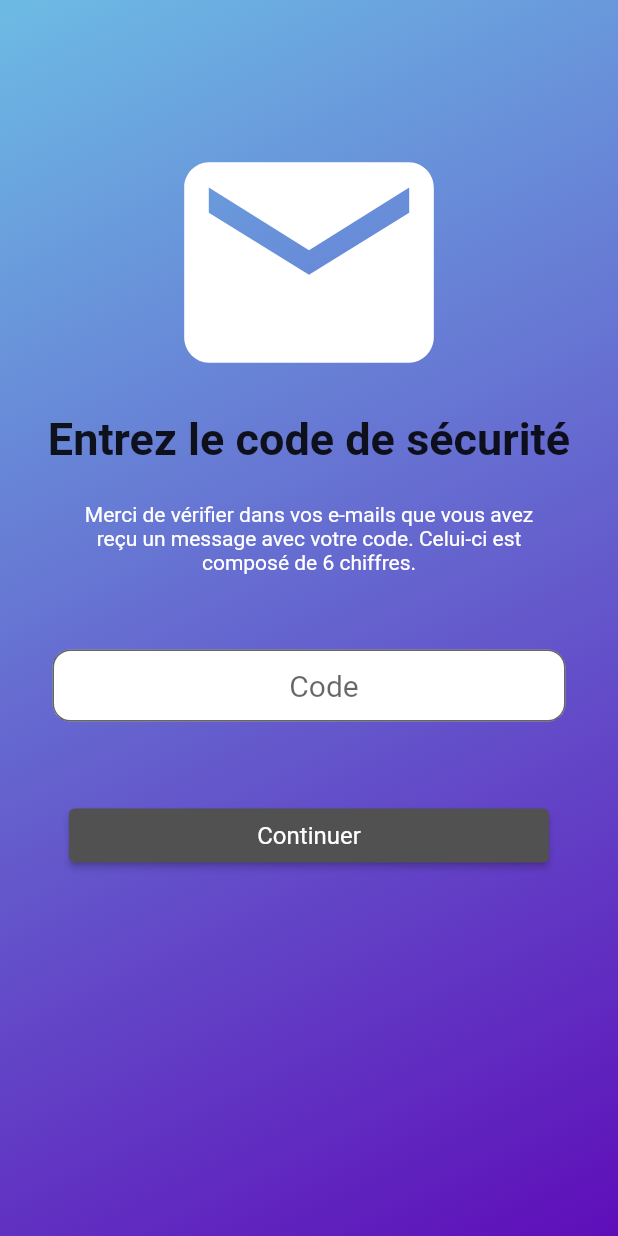
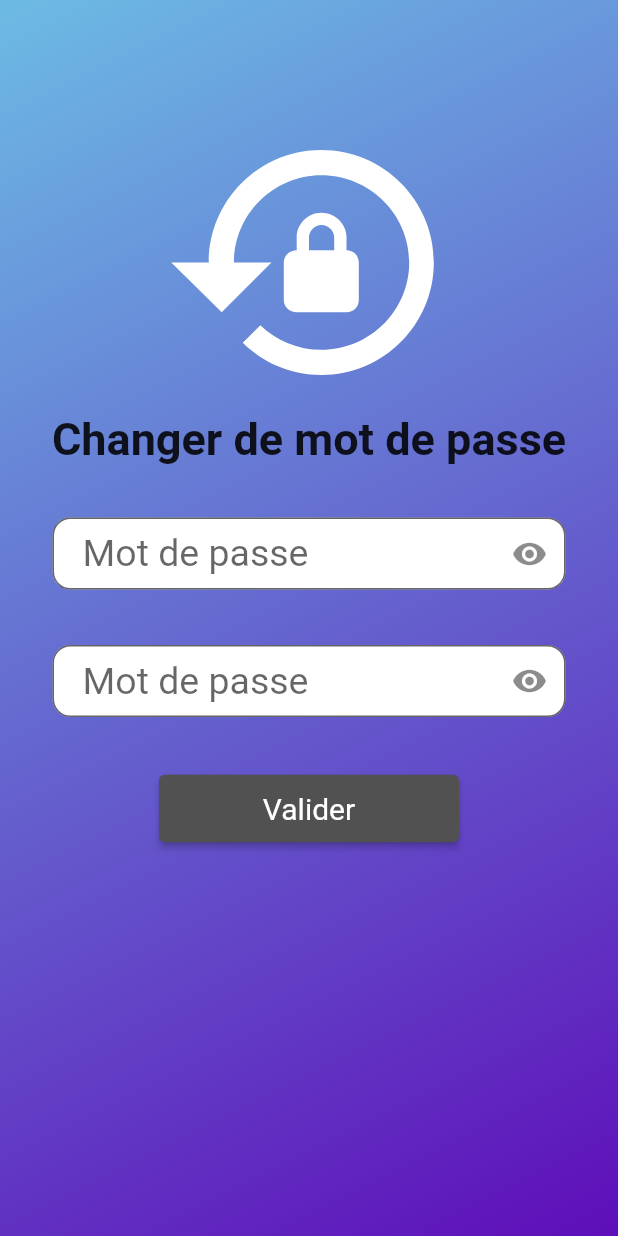
Before and after one commit to Happynounours/Instant, a Flutter app: the screen it shows after launch, on a phone screen of 412 x 824 dp. Run offline on Flutter 3.47's test engine with Material 2 defaults, Android fonts, the phone set to English and light mode, and no system bars; our stand-ins replace font_awesome_flutter.

Commit message:
changepassword front

```diff
--- a/lib/main.dart
+++ b/lib/main.dart
@@ -1,7 +1,5 @@
 import 'package:flutter/material.dart';
-import 'package:instant/connexion/Login.dart';
-import 'package:instant/motdepasseoublie/SendCode.dart';
-import 'package:instant/motdepasseoublie/SendEmail.dart';
+import 'package:instant/motdepasseoublie/changepassword.dart';
 
 import 'inscription/register.dart';
 
@@ -31,7 +29,7 @@ class MyApp extends StatelessWidget {
             )),
             // child: Login(),
             // child: register(),
-            child: SendCode(),
+            child: changepassword(),
           ),
       ),
     );
--- a/lib/motdepasseoublie/SendCode.dart
+++ b/lib/motdepasseoublie/SendCode.dart
@@ -3,12 +3,13 @@ import 'package:flutter/material.dart';
 class SendCode extends StatelessWidget {
   @override
   Widget build(BuildContext context) {
-    return Column(
+    return SingleChildScrollView(
+      child :Column(
       children: <Widget>[
         Padding(
           padding: const EdgeInsets.only(left: 100, right: 100, top: 75),
           child: Icon(
-            Icons.mail,
+            Icons.mark_email_read_outlined,
             color: Colors.white,
             size: 200.0,
           ),
@@ -18,30 +19,30 @@ class SendCode extends StatelessWidget {
           style: TextStyle(fontWeight: FontWeight.bold, fontSize: 30),
         ),
         Padding(
-          padding: const EdgeInsets.only(top: 25 ,left: 50, right: 50),
+          padding: const EdgeInsets.only(top: 25, left: 50, right: 50),
           child: Text(
             'Merci de vérifier dans vos e-mails que vous avez reçu un message avec votre code. Celui-ci est composé de 6 chiffres.',
             textAlign: TextAlign.center,
             style: TextStyle(
               color: Colors.white,
             ),
-
           ),
         ),
         Padding(
-          padding: EdgeInsets.symmetric(vertical: 50, horizontal: 35),
+          padding: EdgeInsets.symmetric(vertical: 25,),
           child: SizedBox(
+            width: 100,
             height: 50,
             child: TextField(
               textAlign: TextAlign.center,
               decoration: InputDecoration(
                 focusedBorder: OutlineInputBorder(
                   borderSide:
-                  BorderSide(width: 4, color: Colors.deepPurpleAccent),
+                      BorderSide(width: 4, color: Colors.deepPurpleAccent),
                 ),
                 filled: true,
                 fillColor: Colors.white,
-                contentPadding: EdgeInsets.only(left: 20),
+                contentPadding: EdgeInsets.only(top: 10),
                 border: OutlineInputBorder(
                   borderRadius: BorderRadius.circular(12),
                 ),
@@ -56,12 +57,13 @@ class SendCode extends StatelessWidget {
           child: Text('Continuer'),
           style: ElevatedButton.styleFrom(
               primary: Color.fromARGB(255, 81, 81, 81),
-              fixedSize: const Size(320, 35),
+              fixedSize: Size(200, 45),
               textStyle: TextStyle(
-                fontSize: 16,
+                fontSize: 20,
               )),
         ),
       ],
+      ),
     );
   }
 }
--- /dev/null
+++ b/lib/motdepasseoublie/changepassword.dart
@@ -0,0 +1,87 @@
+import 'package:flutter/material.dart';
+
+class changepassword extends StatelessWidget {
+  @override
+  Widget build(BuildContext context) {
+    return SingleChildScrollView(
+      child: Column(
+        children: <Widget>[
+          Padding(
+            padding: const EdgeInsets.only(left: 100, right: 100, top: 75),
+            child: Icon(
+              Icons.lock_reset,
+              color: Colors.white,
+              size: 200.0,
+            ),
+          ),
+          Text(
+            'Changer de mot de passe',
+            style: TextStyle(fontWeight: FontWeight.bold, fontSize: 30),
+          ),
+          Padding(
+            padding: EdgeInsets.symmetric(horizontal: 35, vertical: 35),
+            child: SizedBox(
+              height: 50,
+              child: TextField(
+                decoration: InputDecoration(
+                  focusedBorder: OutlineInputBorder(
+                    borderSide:
+                        BorderSide(width: 4, color: Colors.deepPurpleAccent),
+                  ),
+                  filled: true,
+                  fillColor: Colors.white,
+                  contentPadding: EdgeInsets.only(left: 20),
+                  border: OutlineInputBorder(
+                    borderRadius: BorderRadius.circular(12),
+                  ),
+                  hintText: 'Mot de passe',
+                  suffixIcon: IconButton(
+                    onPressed: () {},
+                    icon: Icon(Icons.remove_red_eye),
+                  ),
+                ),
+                style: TextStyle(fontSize: 25),
+              ),
+            ),
+          ),
+          Padding(
+            padding: EdgeInsets.only(left: 35, right: 35, bottom: 35),
+            child: SizedBox(
+              height: 50,
+              child: TextField(
+                decoration: InputDecoration(
+                  focusedBorder: OutlineInputBorder(
+                    borderSide:
+                        BorderSide(width: 4, color: Colors.deepPurpleAccent),
+                  ),
+                  filled: true,
+                  fillColor: Colors.white,
+                  contentPadding: EdgeInsets.only(left: 20),
+                  border: OutlineInputBorder(
+                    borderRadius: BorderRadius.circular(12),
+                  ),
+                  hintText: 'Mot de passe',
+                  suffixIcon: IconButton(
+                    onPressed: () {},
+                    icon: Icon(Icons.remove_red_eye),
+                  ),
+                ),
+                style: TextStyle(fontSize: 25),
+              ),
+            ),
+          ),
+          ElevatedButton(
+            onPressed: () {},
+            child: Text('Valider'),
+            style: ElevatedButton.styleFrom(
+                primary: Color.fromARGB(255, 81, 81, 81),
+                fixedSize: Size(200, 45),
+                textStyle: TextStyle(
+                  fontSize: 20,
+                )),
+          ),
+        ],
+      ),
+    );
+  }
+}
```
